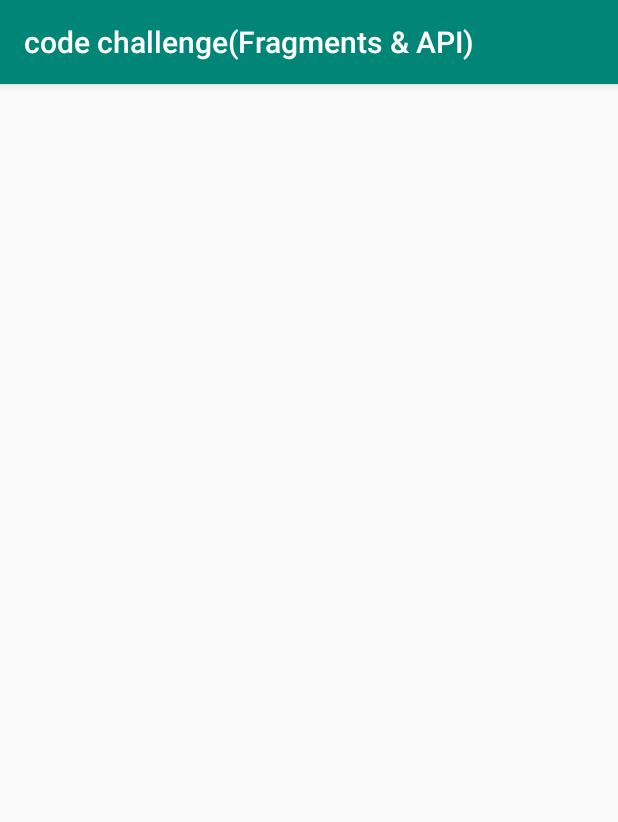
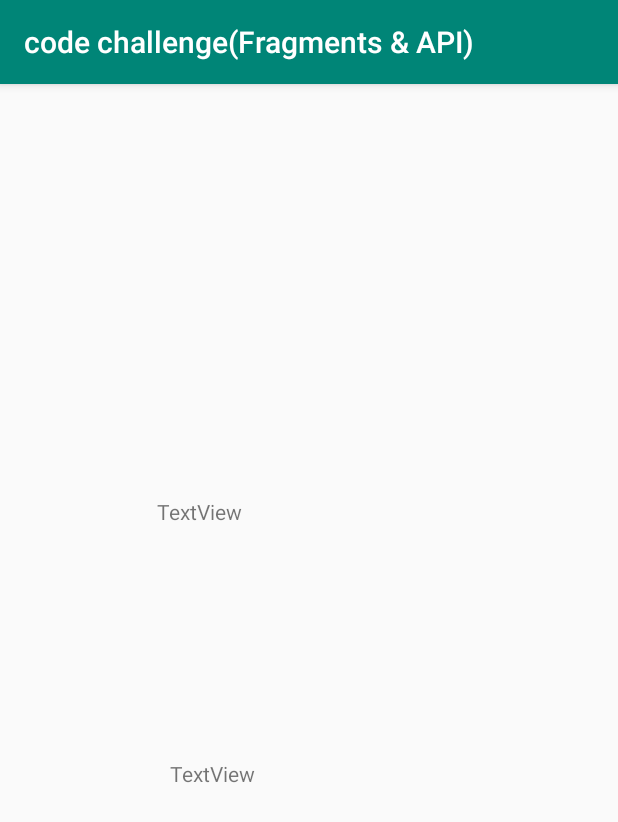
Before and after one commit to GreggNicholas/Feedback-Fair-Code-Challenge, an Android app: the DetailedScreen screen opened directly, with no data from a screen before it, on a phone screen of 412 x 824 dp. Shown: the top 822 px of the screen. Run offline under Robolectric (Android 15) with nearby library versions, the phone set to English and light mode, and no system bars.

```diff
--- a/app/src/main/java/com/example/codechallengefragmentsapi/Controller/UserAdapter.java
+++ b/app/src/main/java/com/example/codechallengefragmentsapi/Controller/UserAdapter.java
@@ -12,6 +12,8 @@ import com.example.codechallengefragmentsapi.View.UserViewHolder;
 
 import java.util.List;
 
+import retrofit2.Call;
+
 public class UserAdapter extends RecyclerView.Adapter<UserViewHolder> {
     private List<UserNameResponse> userNameList;
 
@@ -22,7 +24,8 @@ public class UserAdapter extends RecyclerView.Adapter<UserViewHolder> {
     @NonNull
     @Override
     public UserViewHolder onCreateViewHolder(@NonNull ViewGroup viewGroup, int position) {
-        View view = LayoutInflater.from(viewGroup.getContext()).inflate(R.layout.user_list_view, viewGroup, false);
+        View view = LayoutInflater.from(viewGroup.getContext())
+                .inflate(R.layout.user_list_view, viewGroup, false);
 
         return new UserViewHolder(view);
     }
--- a/app/src/main/java/com/example/codechallengefragmentsapi/MainActivity.java
+++ b/app/src/main/java/com/example/codechallengefragmentsapi/MainActivity.java
@@ -12,7 +12,7 @@ public class MainActivity extends AppCompatActivity {
         super.onCreate(savedInstanceState);
         setContentView(R.layout.activity_main);
 
-        UserListFragment userListFragment = new UserListFragment().getinstance();
+        UserListFragment userListFragment = new UserListFragment().getInstance();
         getSupportFragmentManager()
                 .beginTransaction()
                 .replace(R.id.container_main, userListFragment)
--- a/app/src/main/res/layout/activity_detail_screen.xml
+++ b/app/src/main/res/layout/activity_detail_screen.xml
@@ -6,4 +6,32 @@
     android:layout_height="match_parent"
     tools:context=".DetailedScreen">
 
+    <TextView
+
+        android:id="@+id/phonenumber_detailedscreen"
+        android:layout_width="203dp"
+        android:layout_height="122dp"
+        android:layout_marginStart="8dp"
+        android:layout_marginTop="128dp"
+        android:layout_marginEnd="8dp"
+        android:layout_marginBottom="8dp"
+        android:text="TextView"
+        app:layout_constraintBottom_toTopOf="@+id/email_detailedscreen"
+        app:layout_constraintEnd_toEndOf="parent"
+        app:layout_constraintStart_toStartOf="parent"
+        app:layout_constraintTop_toTopOf="parent"
+        app:layout_constraintVertical_bias="0.767" />
+
+    <TextView
+        android:id="@+id/email_detailedscreen"
+        android:layout_width="194dp"
+        android:layout_height="114dp"
+        android:layout_marginStart="8dp"
+        android:layout_marginEnd="8dp"
+        android:layout_marginBottom="204dp"
+        android:text="TextView"
+        app:layout_constraintBottom_toBottomOf="parent"
+        app:layout_constraintEnd_toEndOf="parent"
+        app:layout_constraintHorizontal_bias="0.522"
+        app:layout_constraintStart_toStartOf="parent" />
 </android.support.constraint.ConstraintLayout>
--- a/app/src/main/res/layout/user_list_view.xml
+++ b/app/src/main/res/layout/user_list_view.xml
@@ -9,7 +9,8 @@
     <TextView
         android:id="@+id/fullname_textview_userlist"
         android:layout_width="wrap_content"
-        android:layout_height="wrap_content" />
+        android:layout_height="wrap_content"
+        android:textSize="22sp" />
 
 
 </LinearLayout>
```
Also changed, not shown: app/src/main/java/com/example/codechallengefragmentsapi/Fragment/UserListFragment.java (+5 -4 lines), app/src/main/java/com/example/codechallengefragmentsapi/Model/UserAddressResponse.java (added, +38 -0 lines), app/src/main/java/com/example/codechallengefragmentsapi/Model/UserNameResponse.java (+3 -8 lines), app/src/main/java/com/example/codechallengefragmentsapi/View/UserViewHolder.java (+7 -2 lines).
